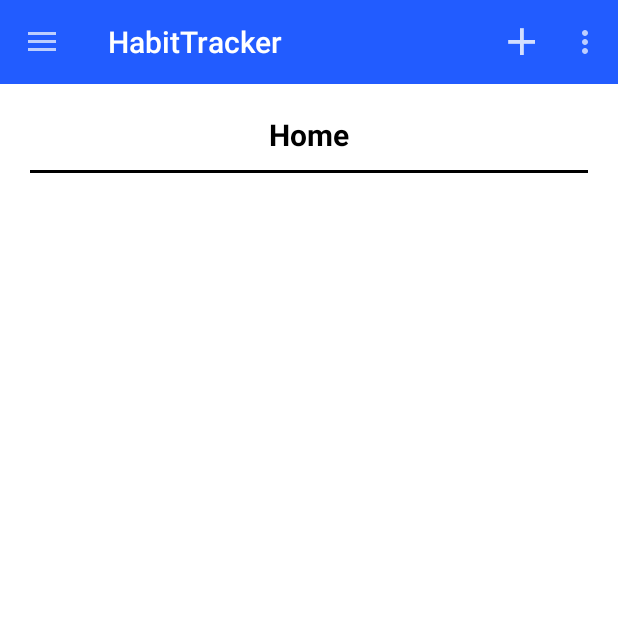
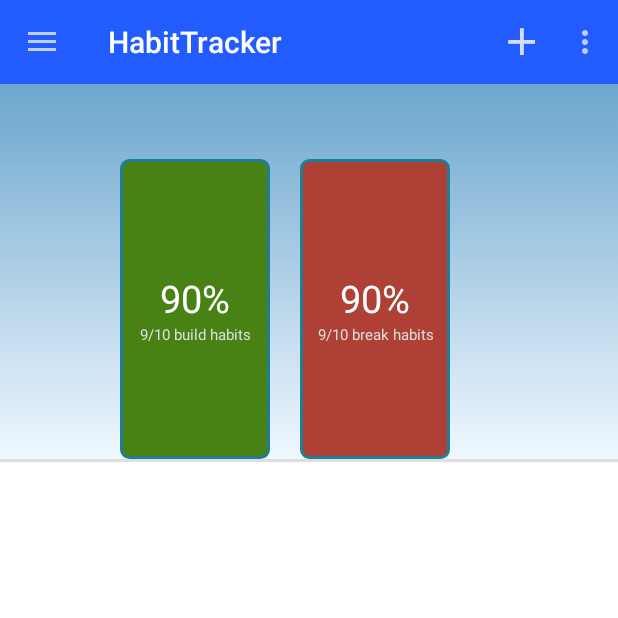
Before and after one commit to kienthoang/HabitTracker, an Android app: the screen it shows after launch (MainActivity), on a phone screen of 412 x 824 dp, the top half of it. Run offline under Robolectric (Android 15) with nearby library versions, the phone set to English and light mode, and no system bars.

Commit message:
Added progress bars to homepage.

```diff
--- a/app/src/main/java/com/example/kienhoang/habitapp/HomeFragment.java
+++ b/app/src/main/java/com/example/kienhoang/habitapp/HomeFragment.java
@@ -5,6 +5,8 @@ import android.support.v4.app.Fragment;
 import android.view.LayoutInflater;
 import android.view.View;
 import android.view.ViewGroup;
+
+import java.util.Date;
 
 /**
  * Created by kienhoang on 4/17/15.
@@ -15,6 +17,11 @@ public class HomeFragment extends Fragment {
         // Inflate the layout for this fragment
         View rootView = inflater.inflate(R.layout.fragment_home, container, false);
 
+        // Adjust the progress bars.
+        DatabaseHandler databaseHandler = new DatabaseHandler(getActivity());
+        DailyData todayData = databaseHandler.getDailyDataByDate(new Date());
+
+
         return rootView;
     }
 }
--- /dev/null
+++ b/app/src/main/res/drawable/drawable_home_progress.xml
@@ -0,0 +1,12 @@
+<?xml version="1.0" encoding="utf-8"?>
+<selector xmlns:android="http://schemas.android.com/apk/res/android">
+    <item>
+        <shape>
+            <gradient
+                android:angle="90"
+                android:startColor="#F0F8FF"
+                android:endColor="#6CA6CD"
+                android:type="linear" />
+        </shape>
+    </item>
+</selector>
--- /dev/null
+++ b/app/src/main/res/drawable/drawable_progress_break.xml
@@ -0,0 +1,11 @@
+<?xml version="1.0" encoding="utf-8"?>
+
+<shape xmlns:android="http://schemas.android.com/apk/res/android" android:id="@+id/listview_background_shape">
+    <stroke android:width="2dp" android:color="#ff207d94" />
+    <padding android:left="2dp"
+        android:top="2dp"
+        android:right="2dp"
+        android:bottom="2dp" />
+    <corners android:radius="5dp" />
+    <solid android:color="#AF4035" />
+</shape>
--- /dev/null
+++ b/app/src/main/res/drawable/drawable_progress_build.xml
@@ -0,0 +1,11 @@
+<?xml version="1.0" encoding="utf-8"?>
+
+<shape xmlns:android="http://schemas.android.com/apk/res/android" android:id="@+id/listview_background_shape">
+    <stroke android:width="2dp" android:color="#ff207d94" />
+    <padding android:left="2dp"
+        android:top="2dp"
+        android:right="2dp"
+        android:bottom="2dp" />
+    <corners android:radius="5dp" />
+    <solid android:color="#488214" />
+</shape>
--- a/app/src/main/res/layout/fragment_home.xml
+++ b/app/src/main/res/layout/fragment_home.xml
@@ -10,26 +10,83 @@
         android:layout_height="wrap_content"
         android:orientation="vertical">
 
-        <TextView
-            android:layout_width="wrap_content"
-            android:layout_height="wrap_content"
-            android:text="Home"
-            android:textColor="#000000"
-            android:layout_gravity="center"
-            android:textSize="20sp"
-            android:textStyle="bold"
-            android:paddingTop="20dp" />
+        <LinearLayout
+            android:layout_width="match_parent"
+            android:layout_height="250dp"
+            android:orientation="horizontal"
+            android:background="@drawable/drawable_home_progress">
+
+            <LinearLayout
+                android:id="@+id/build_habit_progress"
+                android:layout_width="100dp"
+                android:layout_height="200dp"
+                android:background="@drawable/drawable_progress_build"
+                android:layout_gravity="bottom"
+                android:layout_marginLeft="80dp"
+                android:orientation="vertical">
+
+                <LinearLayout
+                    android:layout_width="match_parent"
+                    android:layout_height="match_parent"
+                    android:gravity="center"
+                    android:orientation="vertical">
+
+                    <TextView
+                        android:layout_width="fill_parent"
+                        android:layout_height="wrap_content"
+                        android:text="90%"
+                        android:textColor="#ffffff"
+                        android:textSize="25dp"
+                        android:gravity="center"/>
+                    <TextView
+                        android:layout_width="fill_parent"
+                        android:layout_height="wrap_content"
+                        android:text="9/10 build habits"
+                        android:textColor="#DCDCDC"
+                        android:textSize="10dp"
+                        android:gravity="center" />
+
+                </LinearLayout>
+            </LinearLayout>
+
+            <LinearLayout
+                android:id="@+id/break_habit_progress"
+                android:layout_width="100dp"
+                android:layout_height="200dp"
+                android:background="@drawable/drawable_progress_break"
+                android:layout_gravity="bottom"
+                android:layout_marginLeft="20dp"
+                android:orientation="vertical">
+
+                <LinearLayout
+                    android:layout_width="match_parent"
+                    android:layout_height="match_parent"
+                    android:gravity="center"
+                    android:orientation="vertical">
+
+                    <TextView
+                        android:layout_width="fill_parent"
+                        android:layout_height="wrap_content"
+                        android:text="90%"
+                        android:textColor="#ffffff"
+                        android:textSize="25dp"
+                        android:gravity="center"/>
+                    <TextView
+                        android:layout_width="fill_parent"
+                        android:layout_height="wrap_content"
+                        android:text="9/10 break habits"
+                        android:textColor="#DCDCDC"
+                        android:textSize="10dp"
+                        android:gravity="center" />
+
+                </LinearLayout>
+            </LinearLayout>
+        </LinearLayout>
 
         <View
-            android:layout_width="match_parent"
+            android:layout_width="fill_parent"
             android:layout_height="2dp"
-            android:background="#000000"
-            android:layout_marginLeft="20dp"
-            android:layout_marginRight="20dp"
-            android:layout_marginTop="10dp"
-            android:layout_marginBottom="10dp" />
-
-
+            android:background="#DEDEDE" />
 
     </LinearLayout>
 
```
